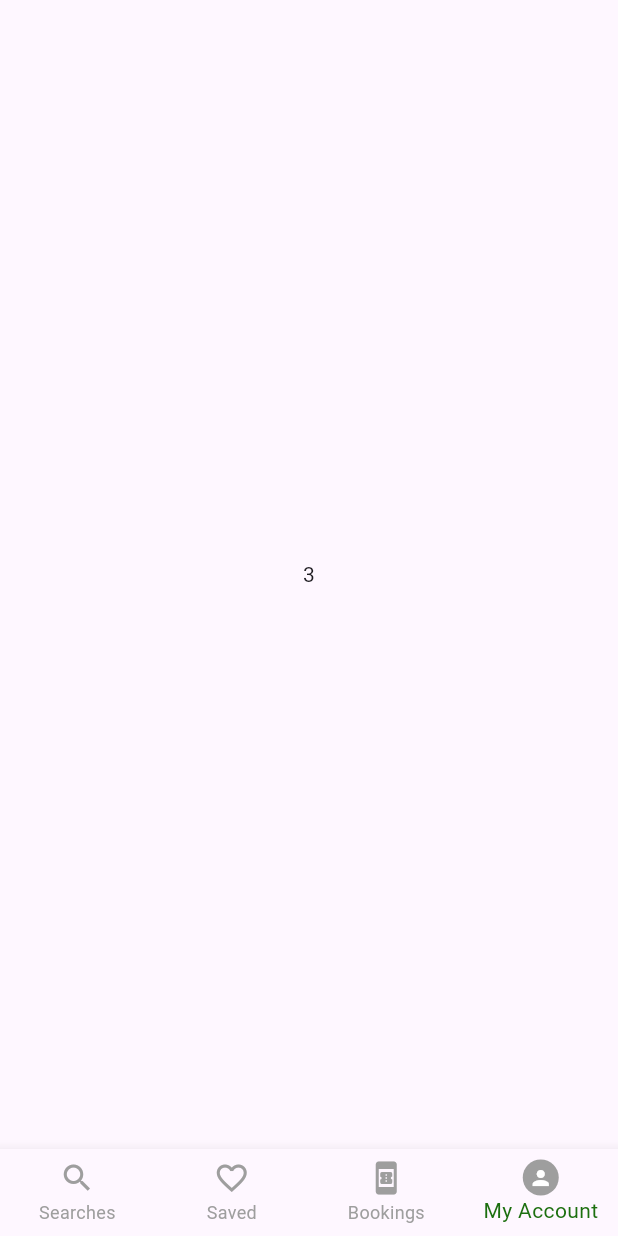
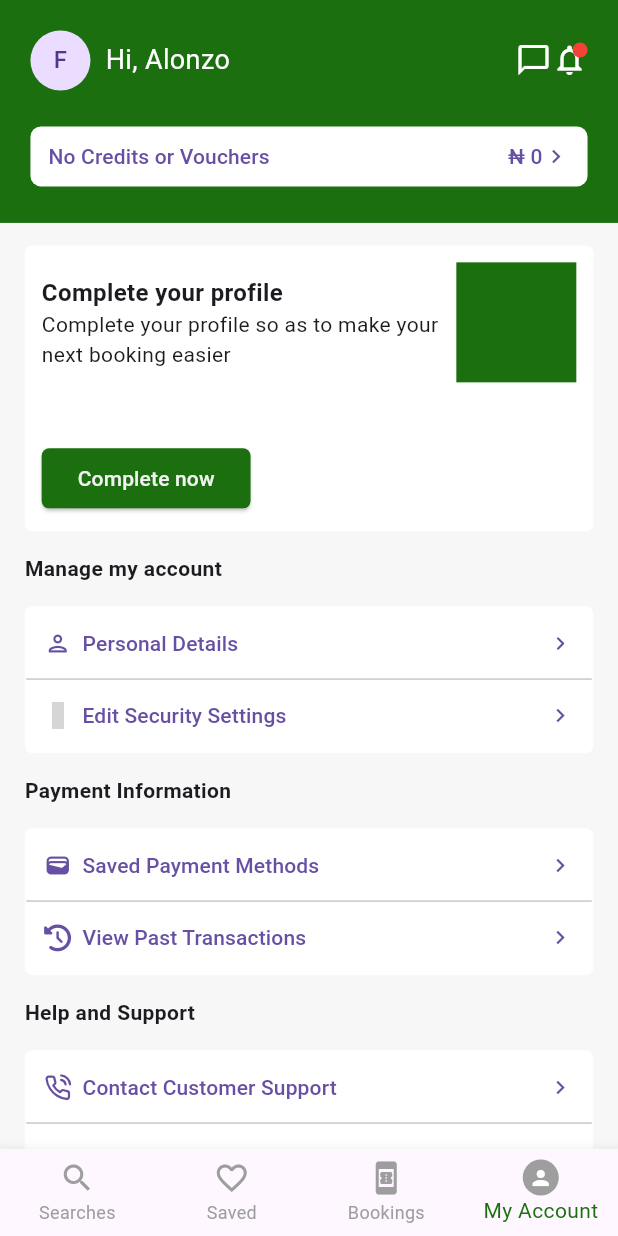
Before and after one commit to simplyfranks/chubot_dev, a Flutter app: the screen it shows after launch, item 4 of the bottom bar chosen, on a phone screen of 412 x 824 dp. Run offline on Flutter 3.47's test engine with Material 3 defaults, Android fonts, the phone set to English and light mode, and no system bars; our stand-ins replace feather_icons, font_awesome_flutter, internet_connection_checker, line_icons, material_design_icons_flutter, shared_preferences and 1 more; network calls fail; grey boxes are pictures that could not be loaded.

Commit message:
finished ui design for profile page, starting complete profile

```diff
--- a/lib/core/constants/colors.dart
+++ b/lib/core/constants/colors.dart
@@ -1,10 +1,8 @@
 import 'package:flutter/material.dart';
 
-class colors4Liontent{
-
+class colors4Liontent {
   //Primary App Color
   static Color primary = Color(0xff1c6f0f);
-
 
   //other colors
   static const Color primaryDark = Color(0xff14540a); // Deeper green
@@ -12,6 +10,6 @@ class colors4Liontent{
 
   //usuable colors
   static const Color secondary = Color(0xfff2f2f2); // Light grey
-  static const Color secondaryDark = Color(0xFF727272)
-; // Darker grey
+  static const Color secondaryDark = Color(0xFF727272); // Darker grey
+  static const Color pagegrey = Color(0xFFF7F7F7);
 }
--- a/lib/core/widgets/buttons.dart
+++ b/lib/core/widgets/buttons.dart
@@ -99,8 +99,34 @@ class shortButton1Light extends StatelessWidget {
       child: widgetchoice,
       style: ElevatedButton.styleFrom(
         backgroundColor: colors4Liontent.primary,
-        shape: RoundedRectangleBorder(borderRadius: BorderRadius.circular(10)),
+        shape: RoundedRectangleBorder(borderRadius: BorderRadius.circular(5)),
       ),
     );
   }
 }
+
+class lengthButton1White extends StatelessWidget {
+  final VoidCallback navigateTo;
+  final Widget widgetchoice;
+
+  const lengthButton1White({
+    super.key,
+    required this.navigateTo,
+    required this.widgetchoice,
+  });
+
+  @override
+  Widget build(BuildContext context) {
+    return TextButton(
+      onPressed: navigateTo,
+      child: Center(child: widgetchoice),
+      style: TextButton.styleFrom(
+        backgroundColor: Colors.white,
+        shape: RoundedRectangleBorder(
+          side: BorderSide.none,
+          borderRadius: BorderRadius.circular(7),
+        ),
+      ),
+    );
+  }
+}
--- a/lib/features/landing/landing_search.dart
+++ b/lib/features/landing/landing_search.dart
@@ -1,9 +1,8 @@
-import 'dart:ffi';
-
 import 'package:flutter/material.dart';
 import 'package:liontent/core/constants/colors.dart';
 import 'package:liontent/core/widgets/appbar.dart';
 import 'package:liontent/features/landing/bookedPage.dart';
+import 'package:liontent/features/landing/profileTab/profilePage.dart';
 import 'package:liontent/features/landing/savedPage.dart';
 import 'package:liontent/features/landing/searchtabs/searchTab.dart';
 
@@ -22,7 +21,7 @@ class _landingPageSearchState extends State<landingPageSearch> {
     searchTab(),
     usersSave(), // Saved tab placeholder
     usersBooked(), // Bookings tab placeholder
-    Container(child: Center(child: Text('3'))), // My Account tab placeholder
+    usersProfile(), // My Account tab placeholder
   ];
 
   @override
--- /dev/null
+++ b/lib/features/landing/profileTab/completeProfile.dart
@@ -0,0 +1,10 @@
+import 'package:flutter/material.dart';
+
+class completeUserProfile extends StatelessWidget {
+  const completeUserProfile({super.key});
+
+  @override
+  Widget build(BuildContext context) {
+    return Scaffold();
+  }
+}
--- /dev/null
+++ b/lib/features/landing/profileTab/profilePage.dart
@@ -0,0 +1,460 @@
+import 'package:feather_icons/feather_icons.dart';
+import 'package:flutter/foundation.dart';
+import 'package:flutter/material.dart';
+import 'package:font_awesome_flutter/font_awesome_flutter.dart';
+import 'package:line_icons/line_icon.dart';
+import 'package:line_icons/line_icons.dart';
+import 'package:liontent/core/constants/colors.dart';
+import 'package:liontent/core/widgets/buttons.dart';
+import 'package:liontent/features/landing/profileTab/completeProfile.dart';
+import 'package:material_design_icons_flutter/material_design_icons_flutter.dart';
+
+class usersProfile extends StatelessWidget {
+  const usersProfile({super.key});
+
+  @override
+  Widget build(BuildContext context) {
+    final screenWidth = MediaQuery.of(context).size.width;
+    final screenHeight = MediaQuery.of(context).size.height;
+    final horizontalMargin = screenWidth * 0.04;
+    final verticalMargin = 7.5;
+    final contentPadding = screenWidth * 0.025;
+
+    return Scaffold(
+      backgroundColor: colors4Liontent.pagegrey,
+      body: SafeArea(
+        child: SingleChildScrollView(
+          child: Column(
+            crossAxisAlignment: CrossAxisAlignment.start,
+            children: [
+              Container(
+                color: colors4Liontent.primary,
+                padding: EdgeInsets.all(contentPadding + 10),
+                child: Column(
+                  children: [
+                    Row(
+                      mainAxisAlignment: MainAxisAlignment.spaceBetween,
+                      children: [
+                        Row(
+                          children: [
+                            CircleAvatar(child: Text("F")),
+                            SizedBox(width: 10),
+                            Text(
+                              "Hi, Alonzo",
+                              style: TextStyle(
+                                fontSize: 18,
+                                color: Colors.white,
+                              ),
+                            ),
+                          ],
+                        ),
+                        Row(
+                          children: [
+                            Icon(
+                              Icons.chat_bubble_outline,
+                              color: Colors.white,
+                            ),
+                            Stack(
+                              children: [
+                                Icon(
+                                  Icons.notifications_none,
+                                  color: Colors.white,
+                                ),
+                                Positioned(
+                                  right: 0,
+                                  child: CircleAvatar(
+                                    radius: 5,
+                                    backgroundColor: Colors.red,
+                                  ),
+                                ),
+                              ],
+                            ),
+                          ],
+                        ),
+                      ],
+                    ),
+                    SizedBox(height: 20),
+                    // lengthButton1White(
+                    //   navigateTo: () {},
+                    //   widgetchoice: Row(
+                    //     mainAxisAlignment: MainAxisAlignment.spaceBetween,
+                    //     children: [
+                    //       Text('No Credits or Vouchers yet'),
+                    //       Text('₦ 0'),
+                    _tile(
+                      Row(
+                        mainAxisAlignment: MainAxisAlignment.spaceBetween,
+                        children: [
+                          Text(
+                            'No Credits or Vouchers',
+                            overflow: TextOverflow.ellipsis,
+                          ),
+
+                          Row(
+                            children: [
+                              Text('\u20a6 0'),
+                              Icon(Icons.chevron_right),
+                            ],
+                          ),
+                        ],
+                      ),
+                      () {},
+                    ),
+                  ],
+                ),
+              ),
+              _sectionCard(
+                margin: horizontalMargin,
+                padding: contentPadding,
+                title: 'Complete your profile',
+                subtitle:
+                    'Complete your profile so as to make your next booking easier',
+
+                buttonWidget: shortButton1Light(
+                  widgetchoice: Container(
+                    decoration: BoxDecoration(color: colors4Liontent.primary),
+                    child: Text(
+                      'Complete now',
+                      style: TextStyle(color: colors4Liontent.secondary),
+                    ),
+                  ),
+                  navigateTo: () {
+                    Navigator.push(
+                      context,
+                      MaterialPageRoute(
+                        builder: (context) => completeUserProfile(),
+                      ),
+                    );
+                  },
+                ),
+              ),
+              _sectionLabel('Manage my account', horizontalMargin),
+              _settingsCard([
+                _tile(
+                  Row(
+                    mainAxisAlignment: MainAxisAlignment.spaceBetween,
+                    children: [
+                      Icon(Icons.person_outlined),
+                      SizedBox(width: 7.5),
+                      Expanded(
+                        child: Text(
+                          'Personal Details',
+                          overflow: TextOverflow.ellipsis,
+                        ),
+                      ),
+                      Icon(Icons.chevron_right_rounded),
+                    ],
+                  ),
+                  () {},
+                ),
+                _tile(
+                  Row(
+                    mainAxisAlignment: MainAxisAlignment.spaceBetween,
+                    children: [
+                      Icon(MdiIcons.databaseLock),
+                      SizedBox(width: 7.5),
+
+                      Expanded(
+                        child: Text(
+                          'Edit Security Settings',
+                          overflow: TextOverflow.ellipsis,
+                        ),
+                      ),
+                      Icon(Icons.chevron_right),
+                    ],
+                  ),
+                  () {},
+                ),
+              ], horizontalMargin),
+              _sectionLabel('Payment Information', horizontalMargin),
+              _settingsCard([
+                _tile(
+                  Row(
+                    mainAxisAlignment: MainAxisAlignment.spaceBetween,
+                    children: [
+                      Icon(Icons.wallet),
+                      SizedBox(width: 7.5),
+                      Expanded(
+                        child: Text(
+                          'Saved Payment Methods',
+                          overflow: TextOverflow.ellipsis,
+                        ),
+                      ),
+                      Icon(Icons.chevron_right),
+                    ],
+                  ),
+                  () {},
+                ),
+                _tile(
+                  Row(
+                    mainAxisAlignment: MainAxisAlignment.spaceBetween,
+                    children: [
+                      Icon(FontAwesomeIcons.clockRotateLeft),
+                      SizedBox(width: 7.5),
+                      Expanded(
+                        child: Text(
+                          'View Past Transactions',
+                          overflow: TextOverflow.ellipsis,
+                        ),
+                      ),
+                      Icon(Icons.chevron_right),
+                    ],
+                  ),
+                  () {},
+                ),
+              ], horizontalMargin),
+              _sectionLabel('Help and Support', horizontalMargin),
+              _settingsCard([
+                _tile(
+                  Row(
+                    mainAxisAlignment: MainAxisAlignment.spaceBetween,
+                    children: [
+                      Icon(FeatherIcons.phoneCall),
+                      SizedBox(width: 7.5),
+                      Expanded(
+                        child: Text(
+                          'Contact Customer Support',
+                          overflow: TextOverflow.ellipsis,
+                        ),
+                      ),
+                      Icon(Icons.chevron_right),
+                    ],
+                  ),
+                  () {},
+                ),
+                _tile(
+                  Row(
+                    mainAxisAlignment: MainAxisAlignment.spaceBetween,
+                    children: [
+                      Icon(FontAwesomeIcons.handshake),
+                      SizedBox(width: 7.5),
+                      Expanded(
+                        child: Text(
+                          'Dispute Resolution',
+                          overflow: TextOverflow.ellipsis,
+                        ),
+                      ),
+                      Icon(Icons.chevron_right),
+                    ],
+                  ),
+                  () {},
+                ),
+              ], horizontalMargin),
+              _sectionLabel('User Preferences', horizontalMargin),
+              _settingsCard([
+                _tile(
+                  Row(
+                    mainAxisAlignment: MainAxisAlignment.spaceBetween,
+                    children: [
+                      Icon(Icons.invert_colors),
+                      SizedBox(width: 7.5),
+                      Expanded(
+                        child: Text(
+                          'Theme Settings',
+                          overflow: TextOverflow.ellipsis,
+                        ),
+                      ),
+                      Icon(Icons.chevron_right),
+                    ],
+                  ),
+                  () {},
+                ),
+                _tile(
+                  Row(
+                    mainAxisAlignment: MainAxisAlignment.spaceBetween,
+                    children: [
+                      Icon(Icons.edit_notifications),
+                      SizedBox(width: 7.5),
+                      Expanded(
+                        child: Text(
+                          'Notification Settings',
+                          overflow: TextOverflow.ellipsis,
+                        ),
+                      ),
+                      Icon(Icons.chevron_right),
+                    ],
+                  ),
+                  () {},
+                ),
+              ], horizontalMargin),
+              _sectionLabel('Partnership Programs', horizontalMargin),
+              _settingsCard([
+                _tile(
+                  Row(
+                    mainAxisAlignment: MainAxisAlignment.spaceBetween,
+                    children: [
+                      Icon(MdiIcons.domainPlus),
+                      SizedBox(width: 10),
+                      Expanded(
+                        child: Text(
+                          'Host your property',
+                          overflow: TextOverflow.ellipsis,
+                        ),
+                      ),
+                      Icon(Icons.chevron_right),
+                    ],
+                  ),
+                  () {},
+                ),
+              ], horizontalMargin),
+              _sectionLabel('Legal and Privacy', horizontalMargin),
+              _settingsCard([
+                _tile(
+                  Row(
+                    mainAxisAlignment: MainAxisAlignment.spaceBetween,
+                    children: [
+                      Icon(FontAwesomeIcons.scroll),
+                      SizedBox(width: 7.5),
+                      Expanded(
+                        child: Text(
+                          'Privacy Policy',
+                          overflow: TextOverflow.ellipsis,
+                        ),
+                      ),
+                      Icon(Icons.chevron_right),
+                    ],
+                  ),
+                  () {},
+                ),
+                _tile(
+                  Row(
+                    mainAxisAlignment: MainAxisAlignment.spaceBetween,
+                    children: [
+                      Icon(FontAwesomeIcons.fileShield),
+                      SizedBox(width: 7.5),
+                      Expanded(
+                        child: Text(
+                          'Terms of conditions',
+                          overflow: TextOverflow.ellipsis,
+                        ),
+                      ),
+                      Icon(Icons.chevron_right),
+                    ],
+                  ),
+                  () {},
+                ),
+                _tile(
+                  Row(
+                    children: [
+                      Icon(FontAwesomeIcons.bookOpen),
+                      SizedBox(width: 7.5),
+                      Expanded(
+                        child: Text(
+                          'Guidelines and Best Practices',
+                          overflow: TextOverflow.ellipsis,
+                        ),
+                      ),
+                      Icon(Icons.chevron_right),
+                    ],
+                  ),
+                  () {},
+                ),
+              ], horizontalMargin),
+              // _settingsCard([
+              //   _tile(LineIcons.handshake, 'Host your property'),
+              //   _tile(Text('data'), (){}),
+              // ], horizontalMargin),
+            ],
+          ),
+        ),
+      ),
+    );
+  }
+
+  Widget _sectionLabel(String text, double margin) => Container(
+    margin: EdgeInsets.symmetric(horizontal: margin, vertical: 7.5),
+    child: Text(text, style: TextStyle(fontWeight: FontWeight.bold)),
+  );
+
+  Widget _settingsCard(List<Widget> tiles, double margin) => Container(
+    margin: EdgeInsets.symmetric(horizontal: margin, vertical: 7.5),
+    decoration: BoxDecoration(
+      color: Colors.white,
+      border: Border.all(color: Colors.white),
+      borderRadius: BorderRadius.circular(5),
+    ),
+    child: Column(
+      children: List.generate(
+        tiles.length * 2 - 1,
+        (index) => index.isEven ? tiles[index ~/ 2] : Divider(height: 0),
+      ),
+    ),
+  );
+
+  Widget _tile(Widget widgetchoice, VoidCallback navigateTo) {
+    return TextButton(
+      onPressed: navigateTo,
+      child: widgetchoice,
+      style: TextButton.styleFrom(
+        backgroundColor: Colors.white,
+        shape: RoundedRectangleBorder(
+          side: BorderSide.none,
+          borderRadius: BorderRadius.circular(7),
+        ),
+      ),
+    );
+  }
+  // => lengthButton1White(
+  //   navigateTo: () {},
+  //   widgetchoice: Row(
+  //     children: [
+  //       Icon(icon),
+  //       SizedBox(width: 7.5),
+  //       Expanded(child: Text(title, overflow: TextOverflow.ellipsis)),
+  //       Icon(Icons.chevron_right_outlined),
+  //     ],
+  //   ),
+  // );
+
+  Widget _sectionCard({
+    required double margin,
+    required double padding,
+    required String title,
+    required String subtitle,
+
+    required Widget buttonWidget,
+  }) => Container(
+    margin: EdgeInsets.only(top: 15, bottom: 7.5, left: margin, right: margin),
+    padding: EdgeInsets.all(padding),
+    decoration: BoxDecoration(
+      color: Colors.white,
+      borderRadius: BorderRadius.circular(5),
+      border: Border.all(color: Colors.white),
+    ),
+    child: Column(
+      crossAxisAlignment: CrossAxisAlignment.start,
+      children: [
+        Row(
+          mainAxisAlignment: MainAxisAlignment.spaceBetween,
+          children: [
+            Expanded(
+              child: Column(
+                crossAxisAlignment: CrossAxisAlignment.start,
+                children: [
+                  Text(
+                    title,
+                    style: TextStyle(fontWeight: FontWeight.bold, fontSize: 16),
+                  ),
+                  Text(subtitle, overflow: TextOverflow.ellipsis, maxLines: 2),
+                ],
+              ),
+            ),
+            Container(height: 80, width: 80, color: colors4Liontent.primary),
+          ],
+        ),
+        SizedBox(height: 40),
+        // shortButton1Light(
+        //   widgetchoice: Container(
+        //     decoration: BoxDecoration(color: colors4Liontent.primary),
+        //     child: Text(
+        //       buttonText,
+        //       style: TextStyle(color: colors4Liontent.secondary),
+        //     ),
+        //   ),
+        //   navigateTo: () {},
+        // ),
+        buttonWidget,
+      ],
+    ),
+  );
+}
```
Also changed, not shown: lib/features/landing/profilePage.dart (deleted).
